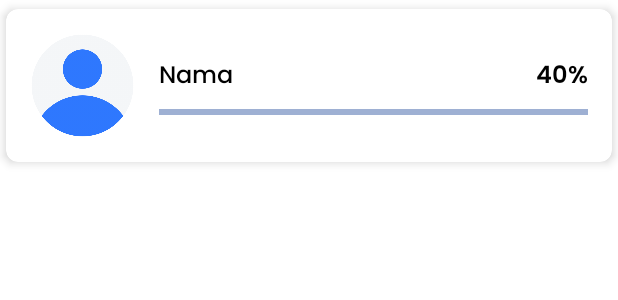
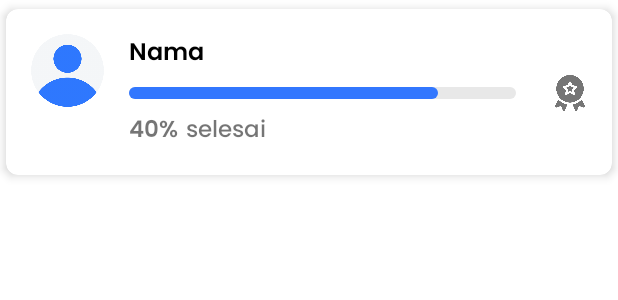
Before and after one commit to MhmmdRFadhil/UrSkripsi, an Android app: the layout item_row_leaderboard.xml on its own in the app's theme, with its tools: preview values and no code run, on a phone screen of 412 x 824 dp. Shown: the top 300 px of the screen. Run offline under Robolectric (Android 15) with nearby library versions, the phone set to English and light mode, and no system bars.

Commit message:
Change some layout and fixing some code

```diff
--- a/app/src/main/AndroidManifest.xml
+++ b/app/src/main/AndroidManifest.xml
@@ -16,7 +16,8 @@
         android:theme="@style/Theme.UrSkripsi">
         <activity
             android:name=".ui.content.profile.about.DeveloperActivity"
-            android:exported="false" />
+            android:exported="false"
+            android:theme="@style/Theme.UrSkripsi.CustomWindowBackground" />
         <activity
             android:name=".ui.content.profile.account.ChangePasswordActivity"
             android:exported="false" />
--- a/app/src/main/java/com/capstone/urskripsi/ui/content/leaderboard/LeaderBoard.kt
+++ b/app/src/main/java/com/capstone/urskripsi/ui/content/leaderboard/LeaderBoard.kt
@@ -3,5 +3,5 @@ package com.capstone.urskripsi.ui.content.leaderboard
 data class LeaderBoard(
     val image: String? = null,
     val name: String? = null,
-    val progressBar: String? = null
+    val progressBar: Int? = 0
 )
--- a/app/src/main/res/layout/item_row_leaderboard.xml
+++ b/app/src/main/res/layout/item_row_leaderboard.xml
@@ -19,12 +19,10 @@
 
         <ImageView
             android:id="@+id/imgProfile"
-            android:layout_width="70dp"
-            android:layout_height="70dp"
+            android:layout_width="50dp"
+            android:layout_height="50dp"
             android:layout_marginStart="8dp"
             android:layout_marginTop="8dp"
-            android:layout_marginBottom="8dp"
-            card_view:layout_constraintBottom_toBottomOf="parent"
             card_view:layout_constraintStart_toStartOf="parent"
             card_view:layout_constraintTop_toTopOf="parent"
             tools:ignore="ContentDescription"
@@ -35,57 +33,78 @@
             android:layout_width="0dp"
             android:layout_height="wrap_content"
             android:layout_marginStart="16dp"
-            android:layout_marginEnd="16dp"
-            android:layout_marginBottom="8dp"
-            android:fontFamily="@font/poppins_medium"
+            android:layout_marginEnd="24dp"
+            android:fontFamily="@font/poppins_semi_bold"
             android:maxLines="1"
             android:textColor="@color/black"
             android:textSize="16sp"
-            card_view:layout_constraintBottom_toTopOf="@+id/progress_indicator_bar"
-            card_view:layout_constraintEnd_toStartOf="@+id/tv_progress"
-            card_view:layout_constraintHorizontal_bias="0.5"
+            card_view:layout_constraintEnd_toStartOf="@+id/img_badge"
             card_view:layout_constraintStart_toEndOf="@+id/imgProfile"
             card_view:layout_constraintTop_toTopOf="@+id/imgProfile"
-            card_view:layout_constraintVertical_chainStyle="packed"
             tools:text="@string/nama" />
+
+        <ImageView
+            android:id="@+id/img_badge"
+            android:layout_width="24dp"
+            android:layout_height="24dp"
+            android:layout_marginEnd="8dp"
+            tools:src="@drawable/ic_badge"
+            card_view:layout_constraintBottom_toBottomOf="@+id/progress_indicator_bar"
+            card_view:layout_constraintEnd_toEndOf="parent"
+            card_view:layout_constraintTop_toTopOf="@+id/progress_indicator_bar"
+            tools:ignore="ContentDescription" />
 
         <TextView
             android:id="@+id/tv_progress"
             android:layout_width="wrap_content"
             android:layout_height="wrap_content"
+            android:layout_marginTop="8dp"
+            android:layout_marginBottom="8dp"
             android:fontFamily="@font/poppins_semi_bold"
-            android:textColor="@color/black"
-            android:textSize="16sp"
-            card_view:layout_constraintBottom_toBottomOf="@+id/tv_nama"
-            card_view:layout_constraintEnd_toStartOf="@+id/tv_percent"
-            card_view:layout_constraintTop_toTopOf="@+id/tv_nama"
+            android:textSize="15sp"
+            card_view:layout_constraintBottom_toBottomOf="parent"
+            card_view:layout_constraintStart_toStartOf="@+id/tv_nama"
+            card_view:layout_constraintTop_toBottomOf="@+id/progress_indicator_bar"
             tools:text="40" />
 
         <TextView
             android:id="@+id/tv_percent"
             android:layout_width="wrap_content"
             android:layout_height="wrap_content"
-            android:layout_marginEnd="8dp"
             android:fontFamily="@font/poppins_semi_bold"
             android:text="@string/percent"
-            android:textColor="@color/black"
-            android:textSize="16sp"
-            card_view:layout_constraintBottom_toBottomOf="@+id/tv_nama"
-            card_view:layout_constraintEnd_toEndOf="parent"
-            card_view:layout_constraintTop_toTopOf="@+id/tv_nama" />
+            android:textSize="15sp"
+            card_view:layout_constraintBottom_toBottomOf="@+id/tv_progress"
+            card_view:layout_constraintStart_toEndOf="@+id/tv_progress"
+            card_view:layout_constraintTop_toTopOf="@+id/tv_progress" />
+
+        <TextView
+            android:id="@+id/tv_done"
+            android:layout_width="wrap_content"
+            android:layout_height="wrap_content"
+            android:layout_marginStart="5dp"
+            android:fontFamily="@font/poppins_medium"
+            android:text="@string/done"
+            android:textSize="15sp"
+            card_view:layout_constraintBottom_toBottomOf="@+id/tv_percent"
+            card_view:layout_constraintStart_toEndOf="@+id/tv_percent"
+            card_view:layout_constraintTop_toTopOf="@+id/tv_percent" />
 
         <com.google.android.material.progressindicator.LinearProgressIndicator
             android:id="@+id/progress_indicator_bar"
             android:layout_width="0dp"
             android:layout_height="wrap_content"
-            android:background="@color/progress_color"
-            android:progressBackgroundTint="@color/progress_color"
-            android:secondaryProgressTint="@color/primaryColor"
-            card_view:layout_constraintBottom_toBottomOf="@+id/imgProfile"
-            card_view:layout_constraintEnd_toEndOf="@+id/tv_percent"
-            card_view:layout_constraintHorizontal_bias="0.5"
+            android:layout_marginTop="8dp"
+            android:layout_marginEnd="24dp"
+            android:max="100"
+            android:progress="80"
+            card_view:indicatorColor="@color/primaryColor"
+            card_view:layout_constraintEnd_toStartOf="@+id/img_badge"
             card_view:layout_constraintStart_toStartOf="@+id/tv_nama"
-            card_view:layout_constraintTop_toBottomOf="@+id/tv_nama" />
+            card_view:layout_constraintTop_toBottomOf="@+id/tv_nama"
+            card_view:trackColor="@color/progress_color"
+            card_view:trackCornerRadius="10dp"
+            card_view:trackThickness="8dp" />
 
     </androidx.constraintlayout.widget.ConstraintLayout>
 </androidx.cardview.widget.CardView>
--- a/app/src/main/res/values/colors.xml
+++ b/app/src/main/res/values/colors.xml
@@ -13,6 +13,6 @@
     <color name="grey_text">#616161</color>
     <color name="background_progress">#CCFFFFFF</color>
     <color name="button_disable">#AAAAAA</color>
-    <color name="progress_color">#C4C4C4</color>
+    <color name="progress_color">#E8E8E8</color>
     <color name="background_edit_text">#F4F6F8</color>
 </resources>
--- a/app/src/main/res/values/strings.xml
+++ b/app/src/main/res/values/strings.xml
@@ -65,10 +65,12 @@
     <!--Change Password-->
     <string name="old_password">Kata sandi lama</string>
     <string name="new_password">Kata sandi baru</string>
+    <string name="confirm_password">Ulangi kata sandi</string>
     <string name="change">Ubah</string>
     <string name="title_change_password">Ubah \nKata Sandi</string>
     <string name="change_password_success">Kata sandi berhasil diubah</string>
     <string name="change_password_failed">Kata sandi gagal diubah karena %1$s</string>
+    <string name="password_is_not_the_same">Password tidak sama</string>
 
     <!--Web Client ID-->
     <string name="web_client_id">default_web_client_id</string>
@@ -108,4 +110,7 @@
     <string name="linkedin_developer_2">https://www.linkedin.com/in/rzqnfadhil/</string>
     <string name="ikuti_sosial_media_saya">Ikuti sosial media saya</string>
 
+    <!--Leaderboard-->
+    <string name="done">selesai</string>
+
 </resources>
```
Also changed, not shown: app/src/main/java/com/capstone/urskripsi/ui/content/leaderboard/LeaderBoardAdapter.kt (+15 -3 lines), app/src/main/java/com/capstone/urskripsi/ui/content/leaderboard/LeaderBoardFragment.kt (+17 -7 lines), app/src/main/java/com/capstone/urskripsi/ui/content/profile/account/ChangePasswordActivity.kt (+24 -6 lines), app/src/main/res/layout/activity_change_password.xml (+21 -3 lines), app/src/main/res/drawable/ic_badge.png (added), app/src/main/res/drawable/ic_badge_completed.png (added).
